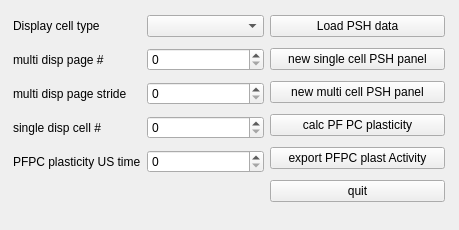
Above: SimDataAnalysis/includes/mainw.ui from wenkeli/Cerebellum_simulation before the change. Below: the same form after it.
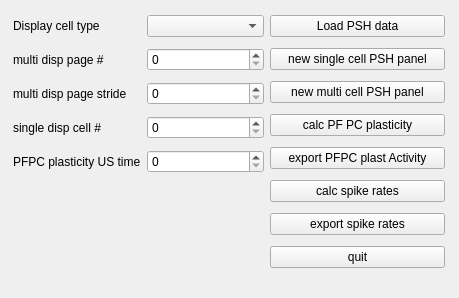
That is the form after the change.

Diff of the .ui file:
```diff
--- a/SimDataAnalysis/includes/mainw.ui
+++ b/SimDataAnalysis/includes/mainw.ui
@@ -7,7 +7,7 @@
     <x>0</x>
     <y>0</y>
     <width>459</width>
-    <height>230</height>
+    <height>298</height>
    </rect>
   </property>
   <property name="windowTitle">
@@ -20,7 +20,7 @@
       <x>270</x>
       <y>10</y>
       <width>175</width>
-      <height>201</height>
+      <height>271</height>
      </rect>
     </property>
     <layout class="QVBoxLayout" name="verticalLayout">
@@ -59,6 +59,20 @@
        </property>
       </widget>
      </item>
+     <item>
+      <widget class="QPushButton" name="calcSpikeRatesButton">
+       <property name="text">
+        <string>calc spike rates</string>
+       </property>
+      </widget>
+     </item>
+     <item>
+      <widget class="QPushButton" name="exportSpikeRatesButton">
+       <property name="text">
+        <string>export spike rates</string>
+       </property>
+      </widget>
+     </item>
      <item>
       <widget class="QPushButton" name="quitButton">
        <property name="text">
```
Left out of the diff: 34 changed lines with no effect on the pictures.
